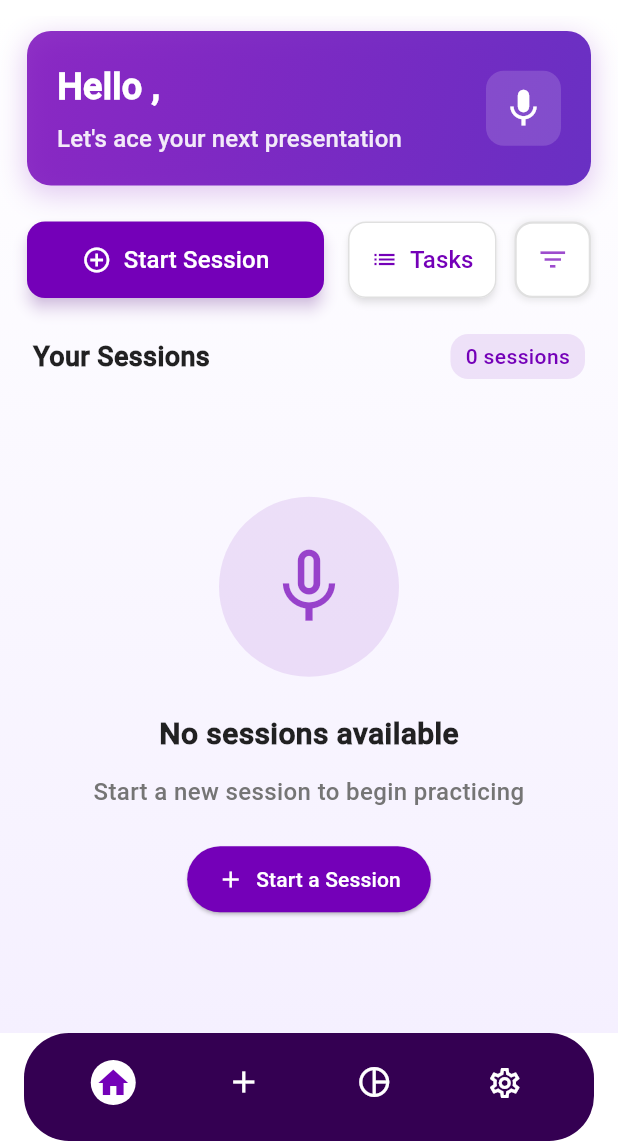
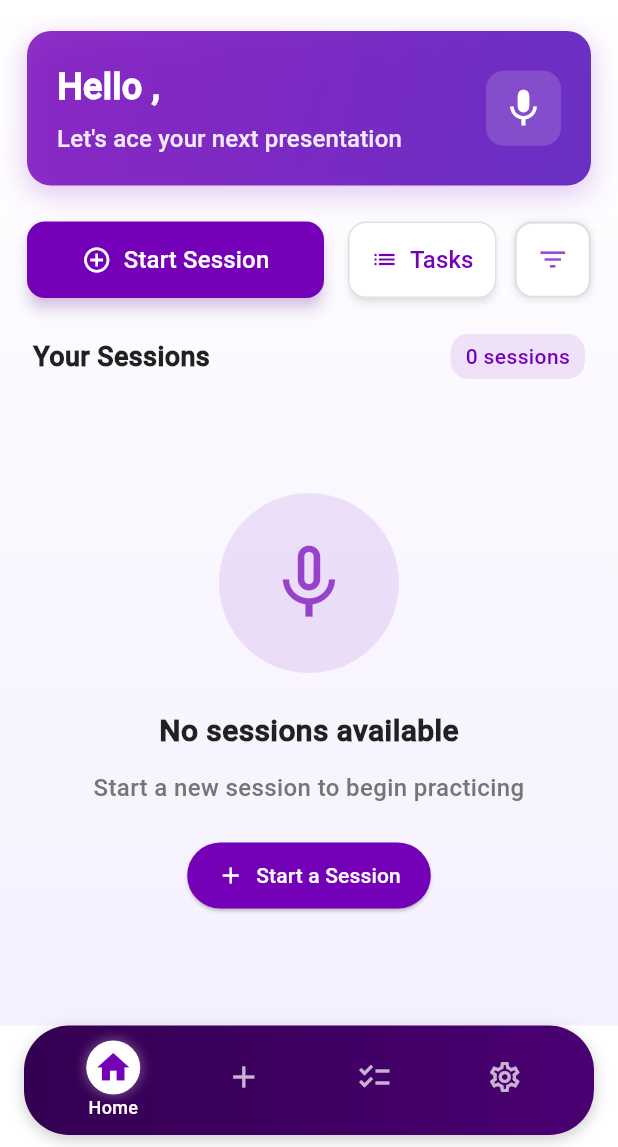
Before and after one commit to Chamod07/Presently, a Flutter app: the HomePage screen opened by its route, on a phone screen of 412 x 824 dp, the part 89-1236 px from its top. Run offline on Flutter 3.47's test engine with Material 3 defaults, Android fonts, the phone set to English and light mode, and no system bars; our stand-ins replace camera, fl_chart, flutter_settings_screens, google_sign_in, image_picker, supabase_flutter; missing offline and left inert: google_mlkit_commons, google_mlkit_pose_detection; accounts and stored records are empty.

Commit message:
Enhance navigation bar: implement gradient background, improve icon handling with animations, and add haptic feedback for item taps

```diff
--- a/frontend/flutter_app/lib/components/dashboard/navbar.dart
+++ b/frontend/flutter_app/lib/components/dashboard/navbar.dart
@@ -1,85 +1,127 @@
 import 'package:flutter/material.dart';
+import 'package:flutter/services.dart';
 
 class NavBar extends StatelessWidget {
   const NavBar({Key? key, required this.selectedIndex}) : super(key: key);
 
   final int selectedIndex;
 
+  // Define constants for better maintainability
+  static const Color primaryColor = Color(0xFF340052);
+  static const Color accentColor = Color(0xFF7400B8);
+  static const Color selectedIconColor = Color(0xFF7400B8);
+  static const Color unselectedIconColor = Colors.white70;
+  static const double iconSize = 24.0;
+  static const double selectedIconSize = 26.0;
+
   @override
   Widget build(BuildContext context) {
     return SafeArea(
       child: Container(
         decoration: BoxDecoration(
-          color: const Color(0xFF340052),
+          gradient: const LinearGradient(
+            colors: [Color(0xFF340052), Color(0xFF4A0072)],
+            begin: Alignment.centerLeft,
+            end: Alignment.centerRight,
+          ),
           borderRadius: BorderRadius.circular(30),
+          boxShadow: [
+            BoxShadow(
+              color: Colors.black.withOpacity(0.2),
+              blurRadius: 8,
+              offset: const Offset(0, 3),
+            ),
+          ],
         ),
-        margin: const EdgeInsets.only(left: 16, right: 16, bottom: 4),
+        margin: const EdgeInsets.only(left: 16, right: 16, bottom: 8),
         padding: const EdgeInsets.symmetric(horizontal: 16, vertical: 4),
         child: BottomNavigationBar(
           backgroundColor: Colors.transparent,
           elevation: 0,
           type: BottomNavigationBarType.fixed,
+          selectedFontSize: 12,
+          unselectedFontSize: 10,
           items: <BottomNavigationBarItem>[
-            BottomNavigationBarItem(
-              icon: Icon(Icons.home_outlined),
-              activeIcon: _circularIcon(Icons.home),
-              label: 'Home',
-            ),
-            BottomNavigationBarItem(
-              icon: Icon(Icons.add_outlined),
-              activeIcon: _circularIcon(Icons.add),
-              label: '',
-            ),
-            BottomNavigationBarItem(
-              icon: Icon(Icons.pie_chart_outline),
-              activeIcon: _circularIcon(Icons.pie_chart),
-              label: '',
-            ),
-            BottomNavigationBarItem(
-              icon: Icon(Icons.settings_outlined),
-              activeIcon: _circularIcon(Icons.settings),
-              label: 'Settings',
-            ),
+            _buildNavigationItem(Icons.home_outlined, Icons.home, 'Home'),
+            _buildNavigationItem(Icons.add_outlined, Icons.add, 'Session'),
+            _buildNavigationItem(
+                Icons.checklist_outlined, Icons.checklist, 'Tasks'),
+            _buildNavigationItem(
+                Icons.settings_outlined, Icons.settings, 'Settings'),
           ],
           currentIndex: selectedIndex,
           selectedItemColor: Colors.white,
-          unselectedItemColor: Colors.white,
-          showSelectedLabels: false,
+          unselectedItemColor: unselectedIconColor,
+          showSelectedLabels: true, // Show labels for better UX
           showUnselectedLabels: false,
-          onTap: (index) {
-            switch (index) {
-              case 0:
-                Navigator.pushReplacementNamed(context, '/home',
-                    arguments: {'selectedIndex': 0});
-                break;
-              case 1:
-                Navigator.pushReplacementNamed(context, '/scenario_sel',
-                    arguments: {'selectedIndex': 1});
-                break;
-              case 2:
-                Navigator.pushReplacementNamed(context, '/task_group_page',
-                    arguments: {'selectedIndex': 2});
-                break;
-              case 3:
-                Navigator.pushReplacementNamed(context, '/settings',
-                    arguments: {'selectedIndex': 3});
-                break;
-            }
-          },
+          onTap: (index) => _onItemTapped(context, index),
         ),
       ),
     );
   }
 
-  Widget _circularIcon(IconData icon) {
-    return Container(
-      width: 30,
-      height: 30,
-      decoration: BoxDecoration(
-        shape: BoxShape.circle,
-        color: Colors.white,
+  BottomNavigationBarItem _buildNavigationItem(
+      IconData inactiveIcon, IconData activeIcon, String label) {
+    return BottomNavigationBarItem(
+      icon: Icon(
+        inactiveIcon,
+        size: iconSize,
+        color: unselectedIconColor,
       ),
-      child: Icon(icon, color: Color(0xFF7400B8)),
+      activeIcon: _animatedCircularIcon(activeIcon),
+      label: label,
+      tooltip: label,
     );
   }
+
+  Widget _animatedCircularIcon(IconData icon) {
+    return TweenAnimationBuilder(
+      tween: Tween<double>(begin: 0.8, end: 1.0),
+      duration: const Duration(milliseconds: 300),
+      curve: Curves.easeInOut,
+      builder: (context, double value, child) {
+        return Transform.scale(
+          scale: value,
+          child: Container(
+            width: 36,
+            height: 36,
+            decoration: BoxDecoration(
+              shape: BoxShape.circle,
+              color: Colors.white,
+              boxShadow: [
+                BoxShadow(
+                  color: Colors.white.withOpacity(0.3),
+                  blurRadius: 6,
+                  spreadRadius: 1,
+                )
+              ],
+            ),
+            child: Icon(
+              icon,
+              color: selectedIconColor,
+              size: selectedIconSize,
+            ),
+          ),
+        );
+      },
+    );
+  }
+
+  void _onItemTapped(BuildContext context, int index) {
+    // Add haptic feedback
+    HapticFeedback.lightImpact();
+
+    // Navigation routes mapping
+    final routes = {
+      0: '/home',
+      1: '/scenario_sel',
+      2: '/task_group_page',
+      3: '/settings',
+    };
+
+    if (routes.containsKey(index)) {
+      Navigator.pushReplacementNamed(context, routes[index]!,
+          arguments: {'selectedIndex': index});
+    }
+  }
 }
```
